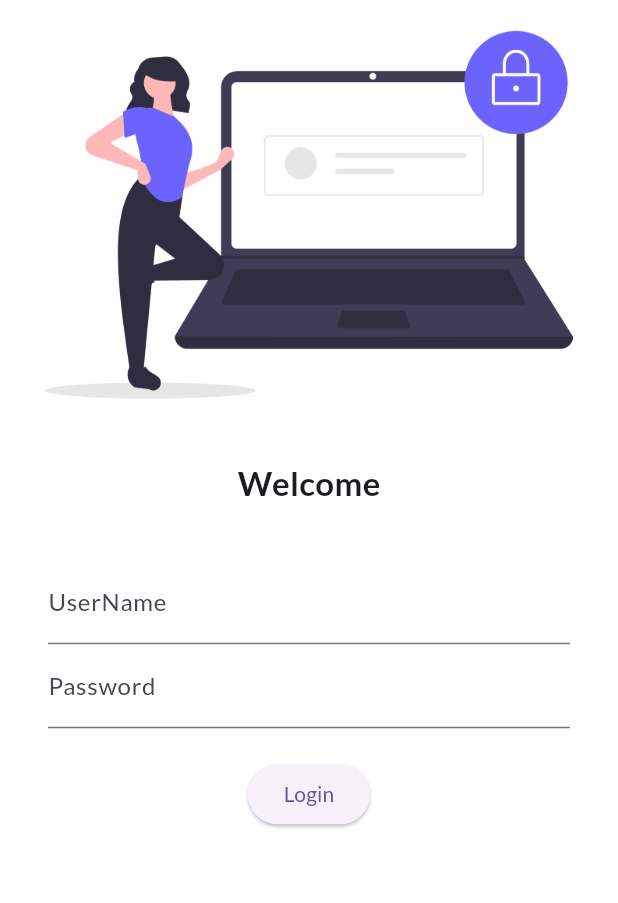
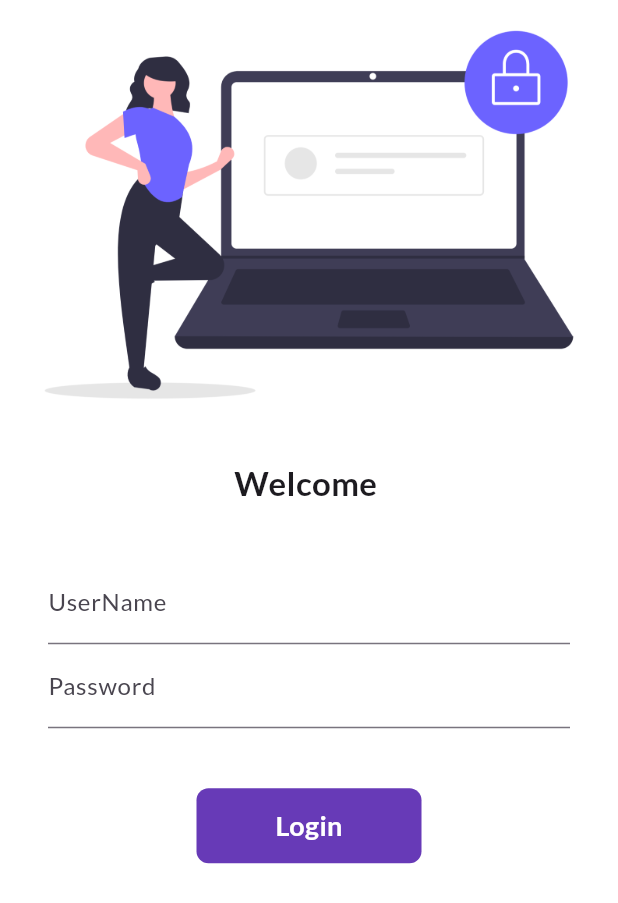
Before and after one commit to yashrathod06/30DaysOfFlutter, a Flutter app: the screen it shows after launch, on a phone screen of 412 x 824 dp. Shown: the top 903 px of the screen. Run offline on Flutter 3.47's test engine with Material 3 defaults, Android fonts, the phone set to English and light mode, and no system bars; our stand-ins replace google_fonts.

Commit message:
stateful widget, animated button create, future delay for one route to other.

```diff
--- a/lib/main.dart
+++ b/lib/main.dart
@@ -2,6 +2,7 @@ import 'package:flutter/material.dart';
 import 'package:google_fonts/google_fonts.dart';
 import 'package:flutter_catalog/pages/login_page.dart';
 import 'pages/home_page.dart';
+import 'utils/routes.dart';
 
 void main() {
   runApp(MyApp());
@@ -15,13 +16,14 @@ class MyApp extends StatelessWidget {
         primarySwatch: Colors.cyan,
         fontFamily: GoogleFonts.lato().fontFamily,
       ),
+      // debugShowCheckedModeBanner: false,
       themeMode: ThemeMode.light,
       darkTheme: ThemeData(brightness: Brightness.dark),
       // initialRoute: "/home",
       routes: {
         "/": (context) => LoginPage(),
-        "/home": (context) => HomePage(),
-        "/login": (context) => LoginPage(),
+        MyRoutes.homeRoute: (context) => HomePage(),
+        MyRoutes.loginRoute: (context) => LoginPage(),
       },
     );
   }
--- a/lib/pages/login_page.dart
+++ b/lib/pages/login_page.dart
@@ -1,16 +1,26 @@
 import 'package:flutter/material.dart';
+import 'package:flutter_catalog/utils/routes.dart';
 
-class LoginPage extends StatelessWidget {
+class LoginPage extends StatefulWidget {
+  @override
+  State<LoginPage> createState() => _LoginPageState();
+}
+
+class _LoginPageState extends State<LoginPage> {
+  String name = "";
+  bool changeBtn = false;
+
   @override
   Widget build(BuildContext context) {
     return Material(
       color: Colors.white,
+      child: SingleChildScrollView(
         child: Column(
           children: [
             Image.asset("assets/images/login_image.png", fit: BoxFit.cover),
             SizedBox(height: 20.0),
             Text(
-            "Welcome",
+              "Welcome $name",
               style: TextStyle(fontSize: 22, fontWeight: FontWeight.bold),
             ),
             SizedBox(height: 20.0),
@@ -26,6 +36,10 @@ class LoginPage extends StatelessWidget {
                       labelText: "UserName",
                       hintText: "Enter User Name",
                     ),
+                    onChanged: (value) {
+                      name = value;
+                      setState(() {});
+                    },
                   ),
                   TextFormField(
                     obscureText: true,
@@ -34,19 +48,51 @@ class LoginPage extends StatelessWidget {
                       hintText: "Enter Password",
                     ),
                   ),
-                SizedBox(height: 20.0),
-                ElevatedButton(
-                  style: TextButton.styleFrom(),
-                  child: Text("Login"),
-                  onPressed: () {
-                    print("Hi Yash.");
+                  SizedBox(height: 40.0),
+                  InkWell(
+                    onTap: () async {
+                      setState(() {
+                        changeBtn = true;
+                      });
+                      await Future.delayed(Duration(seconds: 1));
+                      Navigator.pushNamed(context, MyRoutes.homeRoute);
                     },
+                    child: AnimatedContainer(
+                      duration: Duration(seconds: 1),
+                      width: changeBtn ? 50 : 150,
+                      height: 50,
+                      alignment: Alignment.center,
+                      decoration: BoxDecoration(
+                        color: Colors.deepPurple,
+                        // shape: changeBtn ? BoxShape.circle : BoxShape.rectangle,
+                        borderRadius: BorderRadius.circular(changeBtn ? 50 : 8),
                       ),
+                      child:
+                          changeBtn
+                              ? Icon(Icons.done, color: Colors.white)
+                              : Text(
+                                "Login",
+                                style: TextStyle(
+                                  color: Colors.white,
+                                  fontSize: 18,
+                                  fontWeight: FontWeight.bold,
+                                ),
+                              ),
+                    ),
+                  ),
+                  // ElevatedButton(
+                  //   style: TextButton.styleFrom(minimumSize: Size(150, 50)),
+                  //   child: Text("Login"),
+                  //   onPressed: () {
+                  //     Navigator.pushNamed(context, MyRoutes.homeRoute);
+                  //   },
+                  // ),
                 ],
               ),
             ),
           ],
         ),
+      ),
     );
   }
 }
--- /dev/null
+++ b/lib/utils/routes.dart
@@ -0,0 +1,4 @@
+class MyRoutes {
+  static String loginRoute = "/login";
+  static String homeRoute = "/home";
+}
```
Lines whose indentation alone changed are shown as unchanged.
